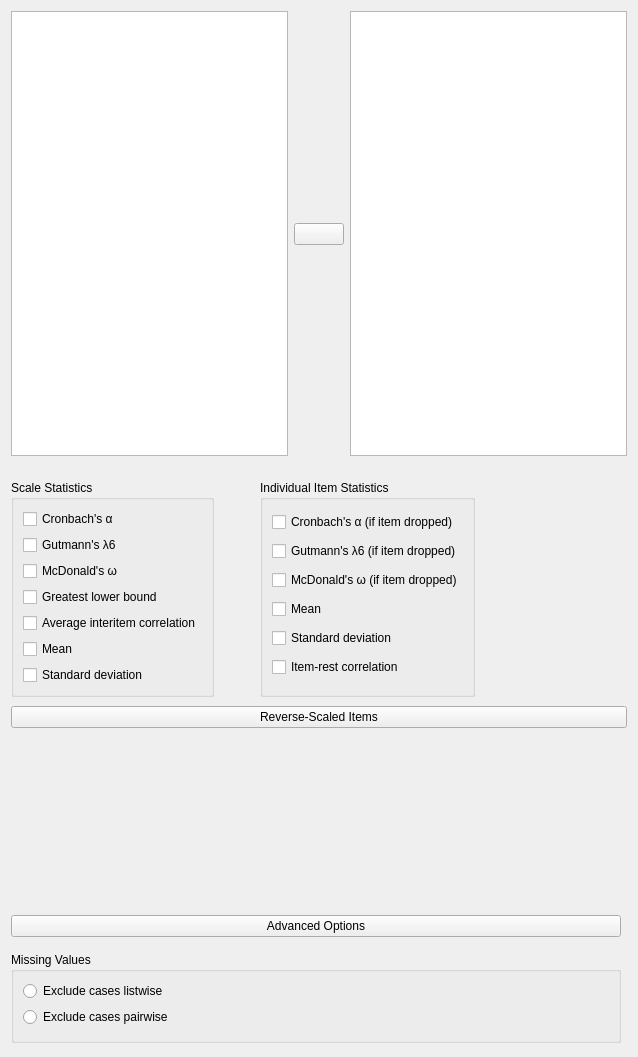
Qt form JASP-Desktop/analysisforms/reliabilityanalysisform.ui (jasp-stats/jasp-desktop) before a commit.
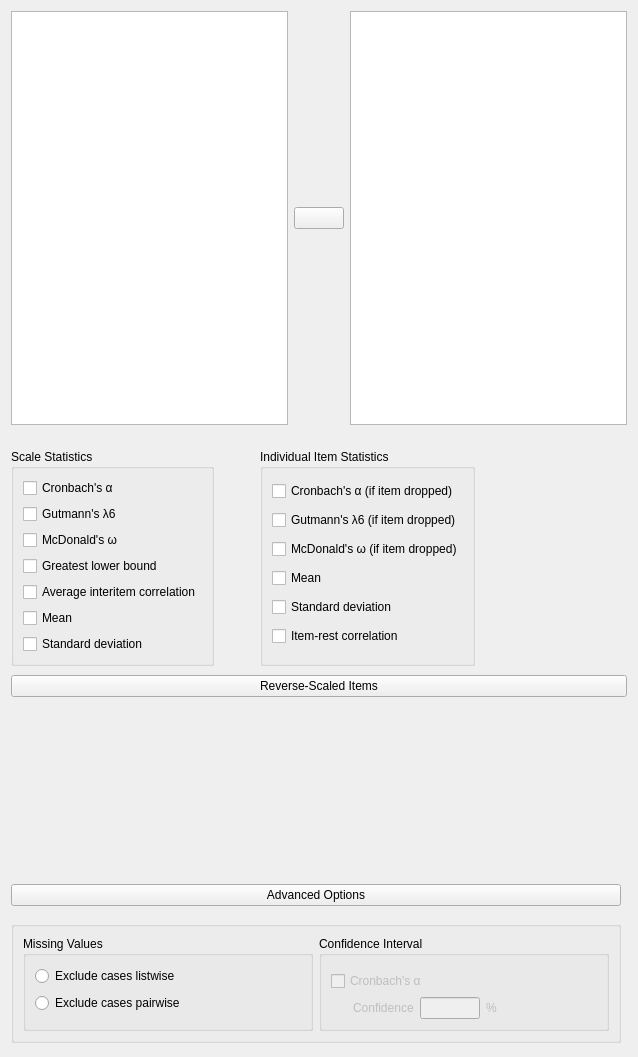
The same form after that commit. Custom widgets are drawn as their Qt base class.

Commit message:
Added CI on alpha
in progress

```diff
--- a/JASP-Desktop/analysisforms/reliabilityanalysisform.ui
+++ b/JASP-Desktop/analysisforms/reliabilityanalysisform.ui
@@ -361,26 +361,151 @@
           <number>0</number>
          </property>
          <item>
-          <widget class="BoundGroupBox" name="missingValues">
+          <widget class="BoundGroupBox" name="box">
+           <property name="maximumSize">
+            <size>
+             <width>16777207</width>
+             <height>16777215</height>
+            </size>
+           </property>
            <property name="title">
-            <string>Missing Values</string>
+            <string/>
            </property>
-           <layout class="QGridLayout" name="gridLayout_15">
-            <property name="bottomMargin">
-             <number>13</number>
-            </property>
+           <layout class="QGridLayout" name="gridLayout_12">
             <item row="0" column="0">
-             <widget class="QRadioButton" name="excludeCasesListwise">
-              <property name="text">
-               <string>Exclude cases listwise</string>
+             <widget class="BoundGroupBox" name="missingValues">
+              <property name="maximumSize">
+               <size>
+                <width>16777207</width>
+                <height>16777215</height>
+               </size>
               </property>
+              <property name="title">
+               <string>Missing Values</string>
+              </property>
+              <layout class="QGridLayout" name="gridLayout_21">
+               <property name="bottomMargin">
+                <number>13</number>
+               </property>
+               <item row="0" column="0">
+                <widget class="QRadioButton" name="excludeCasesListwise_7">
+                 <property name="text">
+                  <string>Exclude cases listwise</string>
+                 </property>
+                </widget>
+               </item>
+               <item row="1" column="0">
+                <widget class="QRadioButton" name="excludeCasesPairwise_7">
+                 <property name="text">
+                  <string>Exclude cases pairwise</string>
+                 </property>
+                </widget>
+               </item>
+              </layout>
              </widget>
             </item>
-            <item row="1" column="0">
-             <widget class="QRadioButton" name="excludeCasesPairwise">
-              <property name="text">
-               <string>Exclude cases pairwise</string>
+            <item row="0" column="1">
+             <widget class="GroupBox" name="ciGroup">
+              <property name="title">
+               <string>Confidence Interval</string>
               </property>
+              <layout class="QGridLayout" name="gridLayout_10">
+               <item row="2" column="0" colspan="3">
+                <widget class="BoundCheckBox" name="confAlpha">
+                 <property name="enabled">
+                  <bool>false</bool>
+                 </property>
+                 <property name="sizePolicy">
+                  <sizepolicy hsizetype="Fixed" vsizetype="Fixed">
+                   <horstretch>0</horstretch>
+                   <verstretch>0</verstretch>
+                  </sizepolicy>
+                 </property>
+                 <property name="text">
+                  <string>Cronbach's α</string>
+                 </property>
+                </widget>
+               </item>
+               <item row="3" column="1" colspan="3">
+                <widget class="QWidget" name="confAlphaLevelBox" native="true">
+                 <property name="enabled">
+                  <bool>false</bool>
+                 </property>
+                 <layout class="QHBoxLayout" name="horizontalLayout">
+                  <property name="leftMargin">
+                   <number>0</number>
+                  </property>
+                  <property name="topMargin">
+                   <number>0</number>
+                  </property>
+                  <property name="rightMargin">
+                   <number>0</number>
+                  </property>
+                  <property name="bottomMargin">
+                   <number>0</number>
+                  </property>
+                  <item>
+                   <widget class="QLabel" name="label_2">
+                    <property name="sizePolicy">
+                     <sizepolicy hsizetype="Fixed" vsizetype="Fixed">
+                      <horstretch>0</horstretch>
+                      <verstretch>0</verstretch>
+                     </sizepolicy>
+                    </property>
+                    <property name="text">
+                     <string>Confidence</string>
+                    </property>
+                   </widget>
+                  </item>
+                  <item>
+                   <widget class="BoundTextBox" name="confAlphaLevel">
+                    <property name="sizePolicy">
+                     <sizepolicy hsizetype="Fixed" vsizetype="Preferred">
+                      <horstretch>0</horstretch>
+                      <verstretch>0</verstretch>
+                     </sizepolicy>
+                    </property>
+                    <property name="minimumSize">
+                     <size>
+                      <width>60</width>
+                      <height>0</height>
+                     </size>
+                    </property>
+                    <property name="maximumSize">
+                     <size>
+                      <width>60</width>
+                      <height>16777215</height>
+                     </size>
+                    </property>
+                   </widget>
+                  </item>
+                  <item>
+                   <widget class="QLabel" name="label_4">
+                    <property name="sizePolicy">
+                     <sizepolicy hsizetype="Preferred" vsizetype="Preferred">
+                      <horstretch>0</horstretch>
+                      <verstretch>0</verstretch>
+                     </sizepolicy>
+                    </property>
+                    <property name="text">
+                     <string>%</string>
+                    </property>
+                   </widget>
+                  </item>
+                 </layout>
+                </widget>
+               </item>
+               <item row="1" column="0">
+                <widget class="QWidget" name="widget_4" native="true">
+                 <property name="maximumSize">
+                  <size>
+                   <width>16</width>
+                   <height>16777215</height>
+                  </size>
+                 </property>
+                </widget>
+               </item>
+              </layout>
              </widget>
             </item>
            </layout>
@@ -421,11 +546,6 @@
    <extends>QPushButton</extends>
    <header>widgets/expanderbutton.h</header>
   </customwidget>
-  <customwidget>
-   <class>BoundCheckBox</class>
-   <extends>QCheckBox</extends>
-   <header>widgets/boundcheckbox.h</header>
-  </customwidget>
   <customwidget>
    <class>BoundListView</class>
    <extends>QListView</extends>
@@ -437,6 +557,17 @@
    <header>widgets/boundassignwidget.h</header>
    <container>1</container>
   </customwidget>
+  <customwidget>
+   <class>GroupBox</class>
+   <extends>QGroupBox</extends>
+   <header>widgets/groupbox.h</header>
+   <container>1</container>
+  </customwidget>
+  <customwidget>
+   <class>BoundTextBox</class>
+   <extends>QLineEdit</extends>
+   <header>widgets/boundtextbox.h</header>
+  </customwidget>
  </customwidgets>
  <tabstops>
   <tabstop>listAvailableVariables</tabstop>
```
Left out of the diff: 348 changed lines with no effect on the pictures. The commit also changes 2 other files.
